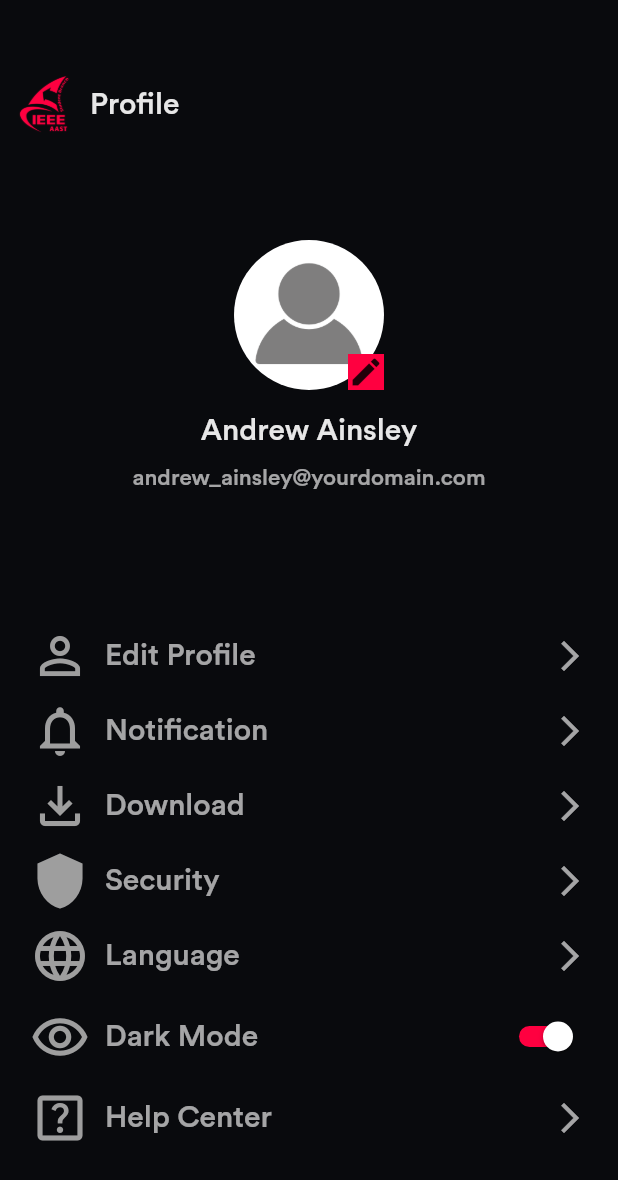
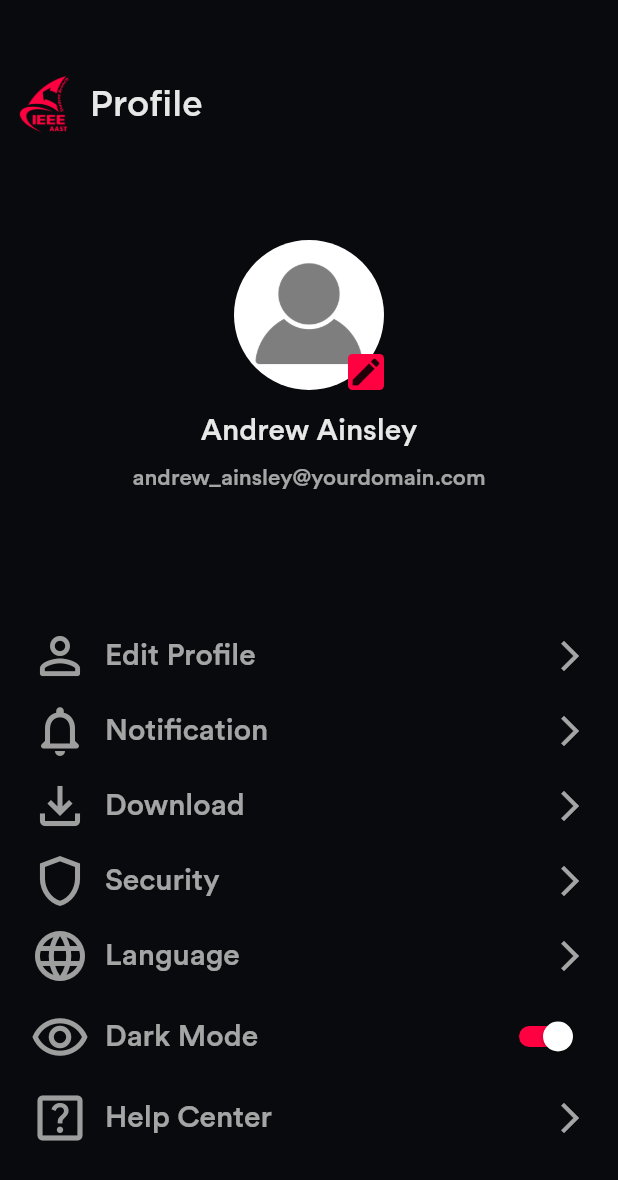
Before and after one commit to IEEE-AAST-Alexandria-Student-Branch/IEEE-MovieApp-Mobile, a Flutter app: the Profile screen opened directly, on a phone screen of 412 x 824 dp. Shown: the top 1180 px of the screen. Run offline on Flutter 3.47's test engine with Material 2 defaults, Android fonts, the phone set to English and light mode, and no system bars; our stand-ins replace intl_phone_number_input, smooth_page_indicator.

Commit message:
Version 0.1.0

```diff
--- a/lib/Constants/colors.dart
+++ b/lib/Constants/colors.dart
@@ -5,7 +5,7 @@ const secondaryColor = Color(0xFFFF0040);
 const txtColor = Color(0xFFE7E7E7);
 
 const fieldColor = Color(0xFF0E1014);
-const higlightedFieldColor = Color(0xFF26181E);
+const highLightedFieldColor = Color(0xFF26181E);
 const fieldTxtColor = Color.fromARGB(120, 231, 231, 231);
 const secButton = Color(0xFF35383F);
 
--- a/lib/Constants/themes.dart
+++ b/lib/Constants/themes.dart
@@ -19,7 +19,7 @@ var textFieldTheme = InputDecorationTheme(
     // Switches the fill color based on focus
     fillColor: MaterialStateColor.resolveWith((states) =>
         states.contains(MaterialState.focused)
-            ? higlightedFieldColor
+            ? highLightedFieldColor
             : fieldColor),
     focusColor: secondaryColor,
     // Enabled (unselected), and focused border colors and shapes
@@ -30,7 +30,8 @@ var textFieldTheme = InputDecorationTheme(
     focusedBorder: OutlineInputBorder(
       borderSide: const BorderSide(width: 3, color: secondaryColor),
       borderRadius: BorderRadius.circular(15),
-    ));
+    )
+);
 
 var chipButtonTheme = const ChipThemeData(
   side: BorderSide(width: 2, color: secondaryColor),
@@ -46,4 +47,5 @@ var expantionTileTheme = const ExpansionTileThemeData(
     backgroundColor: fieldColor,
     textColor: txtColor,
     collapsedIconColor: secondaryColor,
-    iconColor: secondaryColor);
+    iconColor: secondaryColor
+);
--- a/lib/Pages/Intrests/interests_page.dart
+++ b/lib/Pages/Intrests/interests_page.dart
@@ -21,9 +21,9 @@ class _InterestsState extends State<Interests> {
         child: Column(
           mainAxisAlignment: MainAxisAlignment.center,
           children: [
-            Row(
+            const Row(
               mainAxisAlignment: MainAxisAlignment.start,
-              children: const [
+              children: [
                 BackButton(
                   color: txtColor,
                 ),
--- a/lib/Pages/Intro/intro_page.dart
+++ b/lib/Pages/Intro/intro_page.dart
@@ -1,7 +1,6 @@
 import 'package:flutter/material.dart';
 import 'package:ieee_movieapp/Constants/colors.dart';
 import 'package:ieee_movieapp/Constants/fonts.dart';
-import 'package:ieee_movieapp/Pages/Intrests/interests_page.dart';
 import 'package:ieee_movieapp/Pages/Intro/IntroWidgets/cont_buttons.dart';
 import 'package:ieee_movieapp/Pages/loginSignup/login.dart';
 
--- a/lib/Pages/Profile/ProfileWidgets/profimg.dart
+++ b/lib/Pages/Profile/ProfileWidgets/profimg.dart
@@ -19,7 +19,10 @@ class Profimg extends StatelessWidget {
             ),
           ),
           Container(
-            decoration: const BoxDecoration(color: secondaryColor),
+            decoration: BoxDecoration(
+              color: secondaryColor,
+              borderRadius: BorderRadius.circular(3),
+            ),
             child: const Icon(Icons.edit),
           ),
         ],
--- a/lib/Pages/Profile/profile_data.dart
+++ b/lib/Pages/Profile/profile_data.dart
@@ -17,12 +17,12 @@ List<String> dataText = [
 
 List<Widget> dataIcons = [
   const Icon(
-    Icons.person_outline,
+    Icons.person_outline_rounded,
     color: Colors.grey,
     size: 40,
   ),
   const Icon(
-    Icons.notifications_none,
+    Icons.notifications_none_rounded,
     color: Colors.grey,
     size: 40,
   ),
@@ -32,7 +32,7 @@ List<Widget> dataIcons = [
     size: 40,
   ),
   const Icon(
-    Icons.shield,
+    Icons.shield_outlined,
     color: Colors.grey,
     size: 40,
   ),
--- a/lib/Pages/Profile/profile_page.dart
+++ b/lib/Pages/Profile/profile_page.dart
@@ -37,7 +37,7 @@ class _ProfileState extends State<Profile> {
               const Text(
                 "Profile",
                 style:
-                    TextStyle(color: txtColor, fontFamily: small, fontSize: 20),
+                    TextStyle(color: txtColor, fontFamily: medium, fontSize: 23),
               ),
             ],
           ),
@@ -71,6 +71,7 @@ class _ProfileState extends State<Profile> {
           SizedBox(
             height: screenHigh / 2,
             child: ListView.builder(
+                padding: EdgeInsets.zero,
                 itemCount: dataIcons.length,
                 scrollDirection: Axis.vertical,
                 itemBuilder: (context, index) {
--- a/lib/Pages/Search/searchWidgets/search_filter_sheet.dart
+++ b/lib/Pages/Search/searchWidgets/search_filter_sheet.dart
@@ -294,8 +294,8 @@ class _SearchFilterState extends State<SearchFilter> {
                         shape: const RoundedRectangleBorder(
                           borderRadius: BorderRadius.all(Radius.circular(25)),
                         )),
-                    onPressed: () {},
-                    child: const Text("Contiune",
+                    onPressed: () => Navigator.pop(context),
+                    child: const Text("Continue",
                         style: TextStyle(fontFamily: medium))),
               ),
             ],
--- a/lib/Pages/Search/search_page.dart
+++ b/lib/Pages/Search/search_page.dart
@@ -36,7 +36,7 @@ class _SearchState extends State<Search> {
                           style: ElevatedButton.styleFrom(
                               padding: const EdgeInsets.all(0),
                               elevation: 0,
-                              backgroundColor: higlightedFieldColor,
+                              backgroundColor: highLightedFieldColor,
                               shape: const RoundedRectangleBorder(
                                 borderRadius:
                                     BorderRadius.all(Radius.circular(15)),
```
Also changed, not shown: lib/Pages/loginSignup/login.dart (+3 -6 lines), lib/Pages/loginSignup/sign_up.dart (+3 -6 lines), lib/Pages/profile/fill.dart (+6 -3 lines), lib/main.dart (+3 -4 lines), pubspec.lock, 2 other files.
